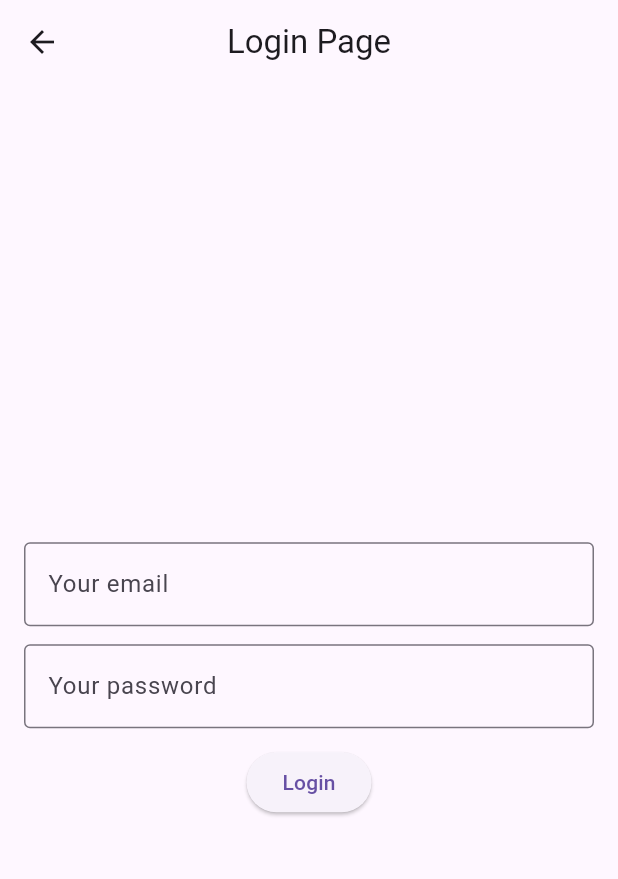
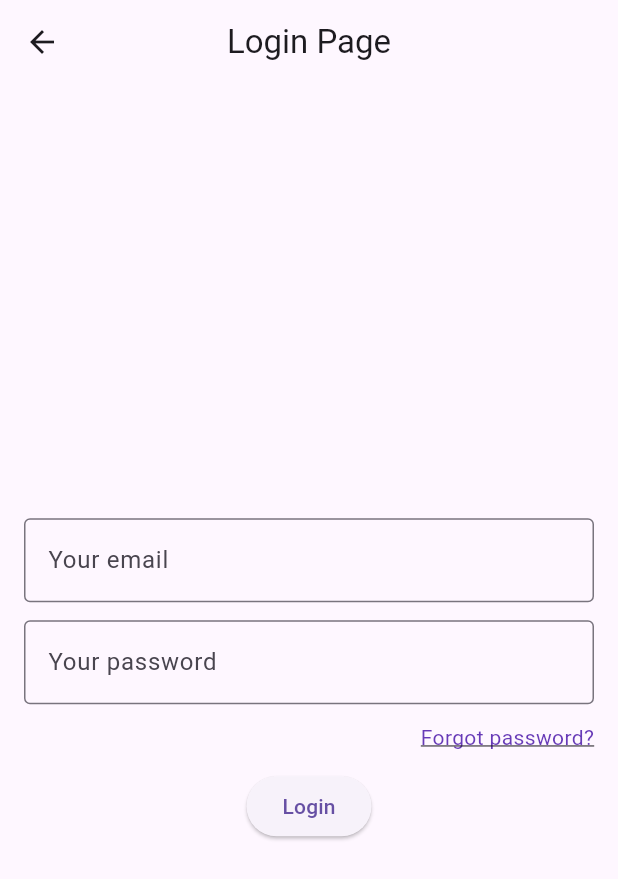
Before and after one commit to abdymazhittoretay/ecommerce_app, a Flutter app: the LoginPage screen opened directly, on a phone screen of 412 x 824 dp. Shown: the top 879 px of the screen. Run offline on Flutter 3.47's test engine with Material 3 defaults, Android fonts, the phone set to English and light mode, and no system bars; our stand-ins replace firebase_auth, firebase_core; accounts and stored records are empty; generated files the repository leaves out were written again.

Commit message:
created text widget that will navigate to forgot_p

```diff
--- a/lib/pages/login_page.dart
+++ b/lib/pages/login_page.dart
@@ -50,6 +50,20 @@ class _LoginPageState extends State<LoginPage> {
                     border: OutlineInputBorder(),
                   ),
                   obscureText: true,
+                ),
+                SizedBox(height: 12.0),
+                GestureDetector(
+                  onTap: () {},
+                  child: Container(
+                    alignment: Alignment.centerRight,
+                    child: Text(
+                      "Forgot password?",
+                      style: TextStyle(
+                        color: Colors.deepPurple,
+                        decoration: TextDecoration.underline,
+                      ),
+                    ),
+                  ),
                 ),
                 SizedBox(height: 12.0),
                 ElevatedButton(
```
